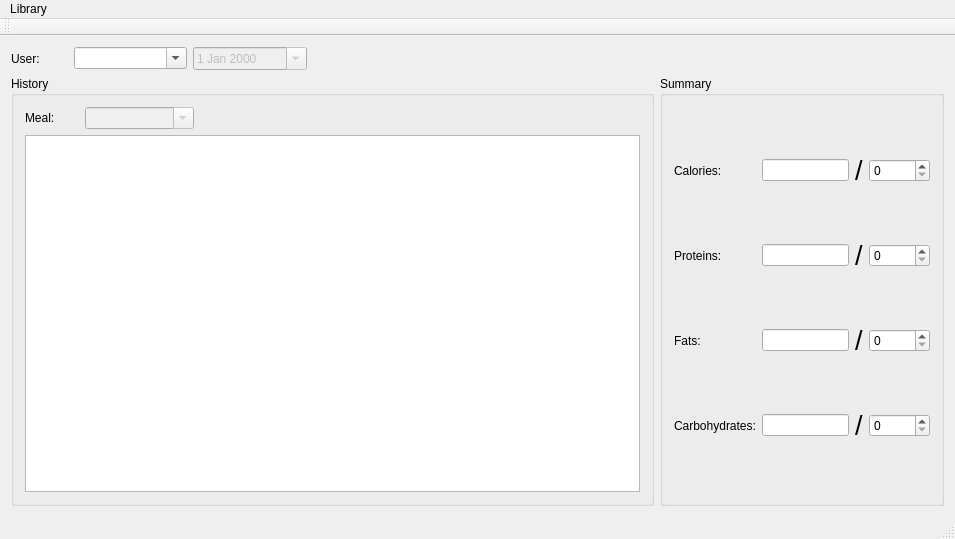
Above: mainwindow.ui from quantum-pie/cbgu before the change. Below: the same form after it.
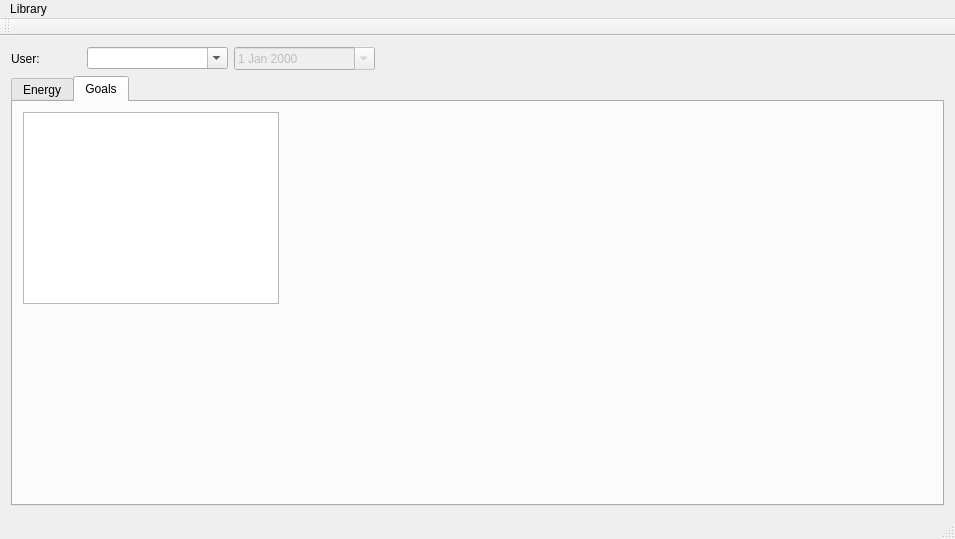
That is the form after the change. Icons and pictures are not drawn.

Commit message: On daily goals list implementation

```diff
--- a/mainwindow.ui
+++ b/mainwindow.ui
@@ -18,14 +18,7 @@
     <normaloff>:/icons/icons/tomato.png</normaloff>:/icons/icons/tomato.png</iconset>
   </property>
   <widget class="QWidget" name="centralWidget">
-   <layout class="QGridLayout" name="gridLayout_3" columnstretch="1,2,2,6,5">
-    <item row="0" column="1">
-     <widget class="QComboBox" name="comboBox_user">
-      <property name="editable">
-       <bool>true</bool>
-      </property>
-     </widget>
-    </item>
+   <layout class="QGridLayout" name="gridLayout_3" columnstretch="1,2,2,8">
     <item row="0" column="0">
      <widget class="QLabel" name="label">
       <property name="text">
@@ -34,6 +27,16 @@
      </widget>
     </item>
     <item row="1" column="0" colspan="4">
+     <widget class="QTabWidget" name="tabWidget">
+      <property name="currentIndex">
+       <number>1</number>
+      </property>
+      <widget class="QWidget" name="tab">
+       <attribute name="title">
+        <string>Energy</string>
+       </attribute>
+       <layout class="QGridLayout" name="gridLayout_4" columnstretch="1,0">
+        <item row="0" column="0">
      <widget class="QGroupBox" name="groupBox">
       <property name="title">
        <string>History</string>
@@ -62,7 +65,7 @@
       </layout>
      </widget>
     </item>
-    <item row="1" column="4">
+        <item row="0" column="1">
      <widget class="QGroupBox" name="groupBox_2">
       <property name="title">
        <string>Summary</string>
@@ -201,6 +204,32 @@
         </widget>
        </item>
       </layout>
+         </widget>
+        </item>
+       </layout>
+      </widget>
+      <widget class="QWidget" name="tab_2">
+       <attribute name="title">
+        <string>Goals</string>
+       </attribute>
+       <widget class="QListView" name="listView">
+        <property name="geometry">
+         <rect>
+          <x>10</x>
+          <y>10</y>
+          <width>256</width>
+          <height>192</height>
+         </rect>
+        </property>
+       </widget>
+      </widget>
+     </widget>
+    </item>
+    <item row="0" column="1">
+     <widget class="QComboBox" name="comboBox_user">
+      <property name="editable">
+       <bool>true</bool>
+      </property>
      </widget>
     </item>
     <item row="0" column="2">
```
Lines whose indentation alone changed are shown as unchanged. The commit also changes 8 other files.
